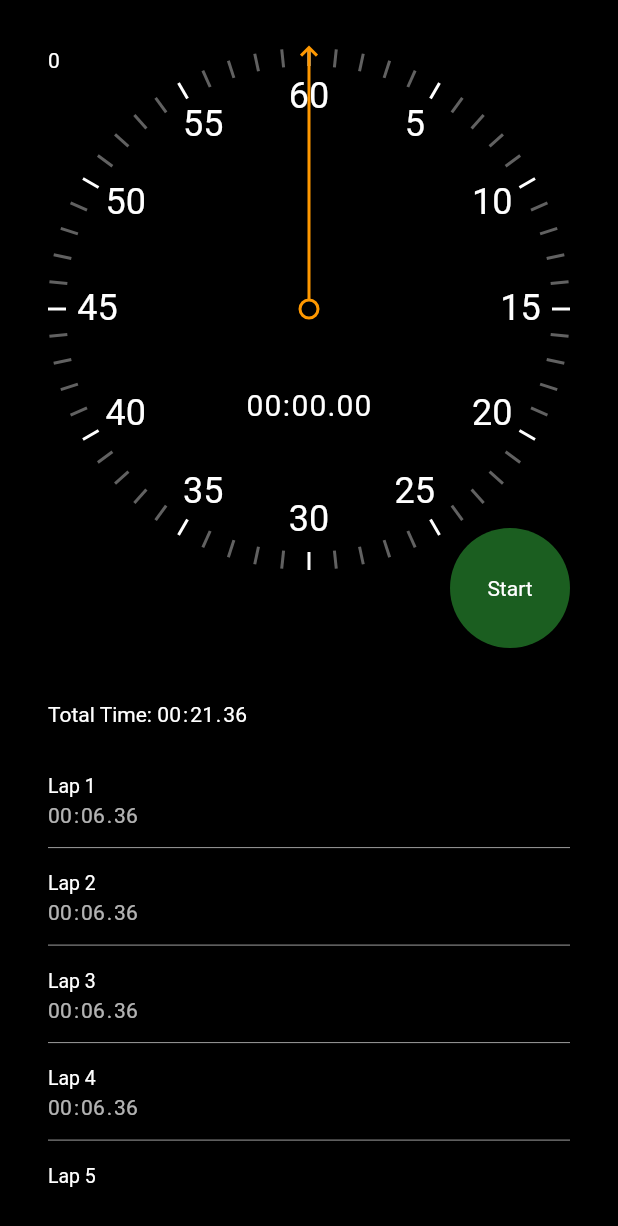
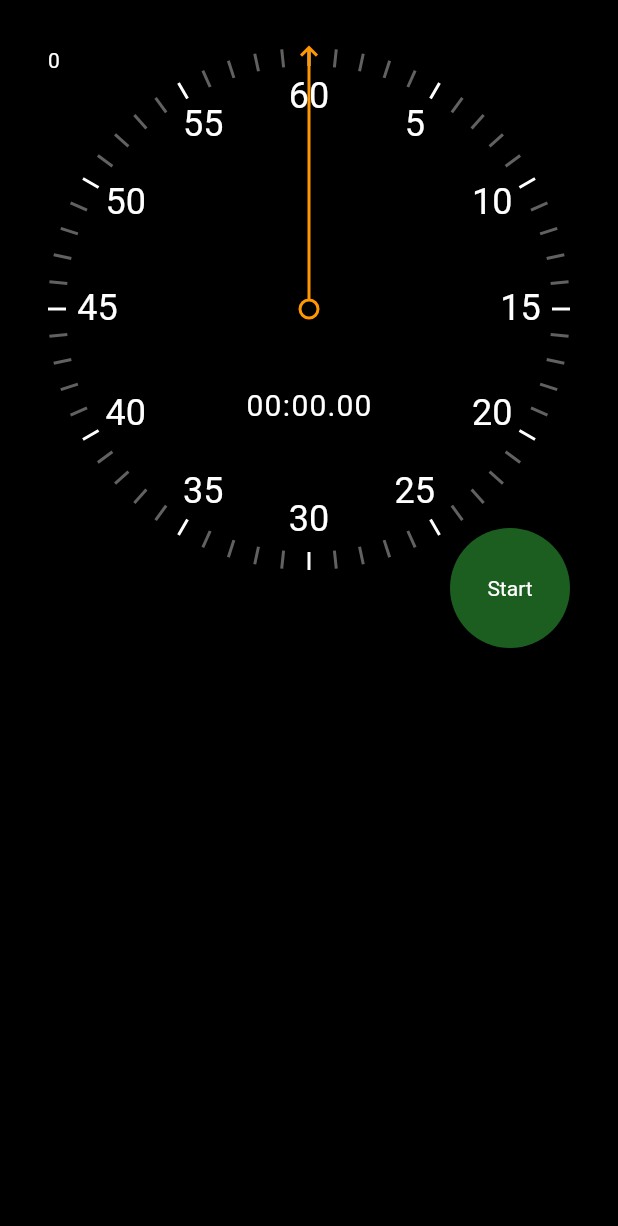
Before and after one commit to rebixpl/FlutterStudy2K22, a Flutter app: the screen it shows after launch, after a tap on "Start", after a tap on the "add" icon, after a tap on "Reset", on a phone screen of 412 x 824 dp. Shown: the top 1226 px of the screen. Run offline on Flutter 3.47's test engine with Material 2 defaults, Android fonts, the phone set to English and light mode, and no system bars; our stand-ins replace bloc, bloc_concurrency, carousel_slider, dio, equatable, flip_card and 8 more; accounts and stored records are empty.

Commit message:
connected laps UI with laps_bloc

```diff
--- a/flutter_animations_masterclass/stopwatch_flutter/lib/stopwatch/bloc/laps/laps_bloc.dart
+++ b/flutter_animations_masterclass/stopwatch_flutter/lib/stopwatch/bloc/laps/laps_bloc.dart
@@ -5,27 +5,29 @@ part 'laps_event.dart';
 part 'laps_state.dart';
 
 class LapsBloc extends Bloc<LapsEvent, LapsState> {
-  static const List<int> _laps = [];
-  static const int _totalTime = 0;
+  int _lastTime = 0;
+  List<int> _laps = [];
 
-  LapsBloc() : super(const LapsInitial(_laps, _totalTime)) {
+  LapsBloc() : super(const LapsInitial([], 0)) {
     on<LapAdded>(_addLap);
     on<LapsReset>(_resetLaps);
   }
 
   void _addLap(LapAdded event, Emitter<LapsState> emit) {
-    state.laps.add(event.lapDuration);
-
+    // _lastTime -
+    _laps.add(event.lapDuration);
+    print("_laps: $_laps");
     emit(
       LapsRunInProgress(
-        state.laps,
-        state.laps.fold(0, (prev, curr) => prev + curr), // total time
+        _laps,
+        _laps.fold(0, (prev, curr) => prev + curr), // total time
       ),
     );
   }
 
   void _resetLaps(LapsReset event, Emitter<LapsState> emit) {
-    state.laps.clear();
-    emit(const LapsInitial(_laps, _totalTime));
+    _laps = [];
+    print("_laps: $_laps");
+    emit(const LapsInitial([], 0));
   }
 }
--- a/flutter_animations_masterclass/stopwatch_flutter/lib/stopwatch/ui/stopwatch.dart
+++ b/flutter_animations_masterclass/stopwatch_flutter/lib/stopwatch/ui/stopwatch.dart
@@ -2,6 +2,7 @@ import 'dart:math';
 
 import 'package:flutter/material.dart';
 import 'package:flutter_bloc/flutter_bloc.dart';
+import 'package:stopwatch_flutter/stopwatch/bloc/laps/laps_bloc.dart';
 import 'package:stopwatch_flutter/stopwatch/bloc/stopwatch/stopwatch_bloc.dart';
 import 'package:stopwatch_flutter/stopwatch/ui/add_lap_button.dart';
 import 'package:stopwatch_flutter/stopwatch/ui/elapsed_time_text.dart';
@@ -25,7 +26,9 @@ class StopwatchView extends StatelessWidget {
 
   @override
   Widget build(BuildContext context) {
-    return LayoutBuilder(
+    return BlocProvider<LapsBloc>(
+      create: (context) => LapsBloc(),
+      child: LayoutBuilder(
         builder: (context, constraints) {
           final radius = constraints.maxWidth / 2;
           return Column(
@@ -43,7 +46,8 @@ class StopwatchView extends StatelessWidget {
                     height: 400.0,
                     width: double.infinity,
                     child: BlocProvider<StopwatchBloc>(
-                    create: (context) => StopwatchBloc(ticker: const Ticker()),
+                      create: (context) =>
+                          StopwatchBloc(ticker: const Ticker()),
                       child: Builder(
                         builder: (context) {
                           return Stack(
@@ -69,8 +73,27 @@ class StopwatchView extends StatelessWidget {
               ),
               const SizedBox(height: 20.0),
               Expanded(
-              child: Builder(
-                builder: (context) {
+                child: const LapsWidget(),
+              ),
+            ],
+          );
+        },
+      ),
+    );
+  }
+}
+
+class LapsWidget extends StatelessWidget {
+  const LapsWidget({Key? key}) : super(key: key);
+
+  @override
+  Widget build(BuildContext context) {
+    return BlocBuilder<LapsBloc, LapsState>(
+      // buildWhen: (prev, current) => prev.runtimeType != current.runtimeType,
+      builder: (BuildContext context, LapsState state) {
+        if (state is LapsInitial) {
+          return const SizedBox();
+        } else if (state is LapsRunInProgress) {
           return Column(
             mainAxisSize: MainAxisSize.min,
             children: [
@@ -81,7 +104,7 @@ class StopwatchView extends StatelessWidget {
                     const Text("Total Time: "),
                     ElapsedTimeText(
                       isLapList: true,
-                              elapsed: Duration(milliseconds: 21360),
+                      elapsed: Duration(milliseconds: state.totalTime),
                     ),
                   ],
                 ),
@@ -92,16 +115,16 @@ class StopwatchView extends StatelessWidget {
                   physics: const BouncingScrollPhysics(),
                   separatorBuilder: (context, index) =>
                       const Divider(color: Colors.grey, height: 1.0),
-                          itemCount: 13,
+                  itemCount: state.laps.length,
                   padding: EdgeInsets.zero,
                   itemBuilder: (context, index) {
                     return ListTile(
                       contentPadding: EdgeInsets.zero,
                       dense: true,
                       title: Text("Lap ${index + 1}"),
-                              subtitle: const ElapsedTimeText(
+                      subtitle: ElapsedTimeText(
                         isLapList: true,
-                                elapsed: Duration(milliseconds: 6360),
+                        elapsed: Duration(milliseconds: state.laps[index]),
                       ),
                     );
                   },
@@ -109,11 +132,9 @@ class StopwatchView extends StatelessWidget {
               ),
             ],
           );
-                },
-              ),
-            ),
-          ],
-        );
+        } else {
+          return const SizedBox();
+        }
       },
     );
   }
@@ -153,16 +174,24 @@ class Actions extends StatelessWidget {
               Align(
                 alignment: Alignment.bottomCenter,
                 child: AddLapButton(
-                  onPressed: () => context
-                      .read<StopwatchBloc>()
-                      .add(const StopwatchPaused()),
+                  onPressed: () {
+                    context.read<StopwatchBloc>().add(const StopwatchPaused());
+                    context.read<LapsBloc>().add(
+                          LapAdded(
+                            lapDuration:
+                                context.read<StopwatchBloc>().state.duration,
+                          ),
+                        );
+                  },
                 ),
               ),
               Align(
                 alignment: Alignment.bottomLeft,
                 child: ResetButton(
-                  onPressed: () =>
-                      context.read<StopwatchBloc>().add(const StopwatchReset()),
+                  onPressed: () {
+                    context.read<StopwatchBloc>().add(const StopwatchReset());
+                    context.read<LapsBloc>().add(const LapsReset());
+                  },
                 ),
               ),
             ],
@@ -179,8 +208,10 @@ class Actions extends StatelessWidget {
               Align(
                 alignment: Alignment.bottomLeft,
                 child: ResetButton(
-                  onPressed: () =>
-                      context.read<StopwatchBloc>().add(const StopwatchReset()),
+                  onPressed: () {
+                    context.read<StopwatchBloc>().add(const StopwatchReset());
+                    context.read<LapsBloc>().add(const LapsReset());
+                  },
                 ),
               ),
             ],
```
Lines whose indentation alone changed are shown as unchanged.
